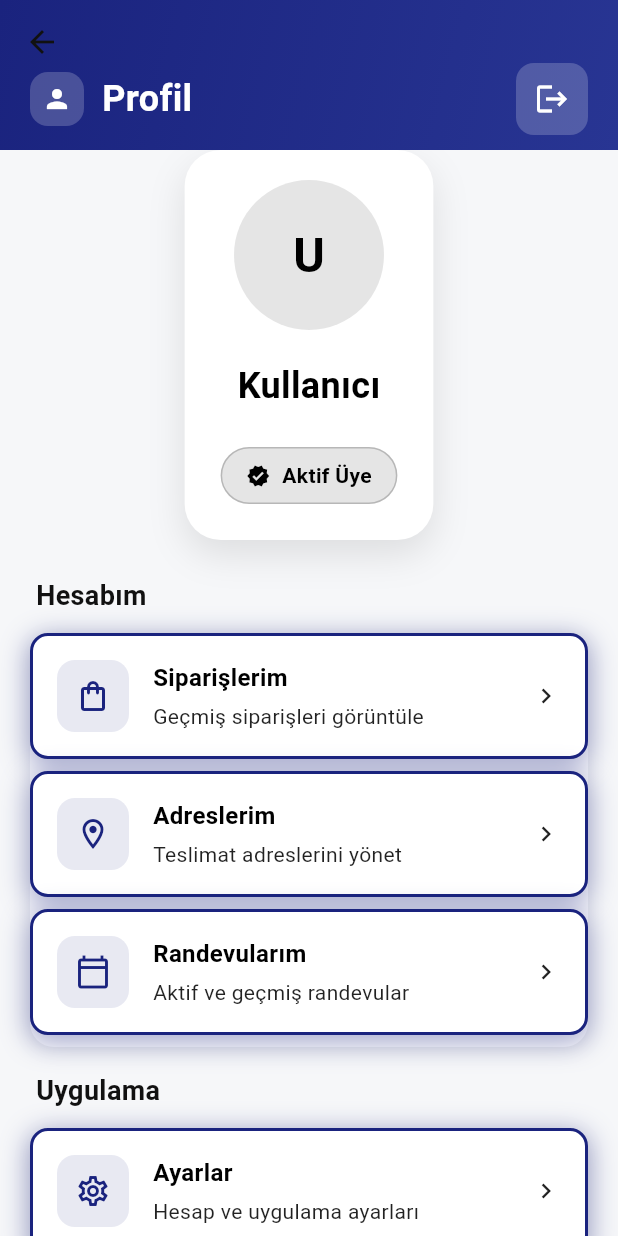
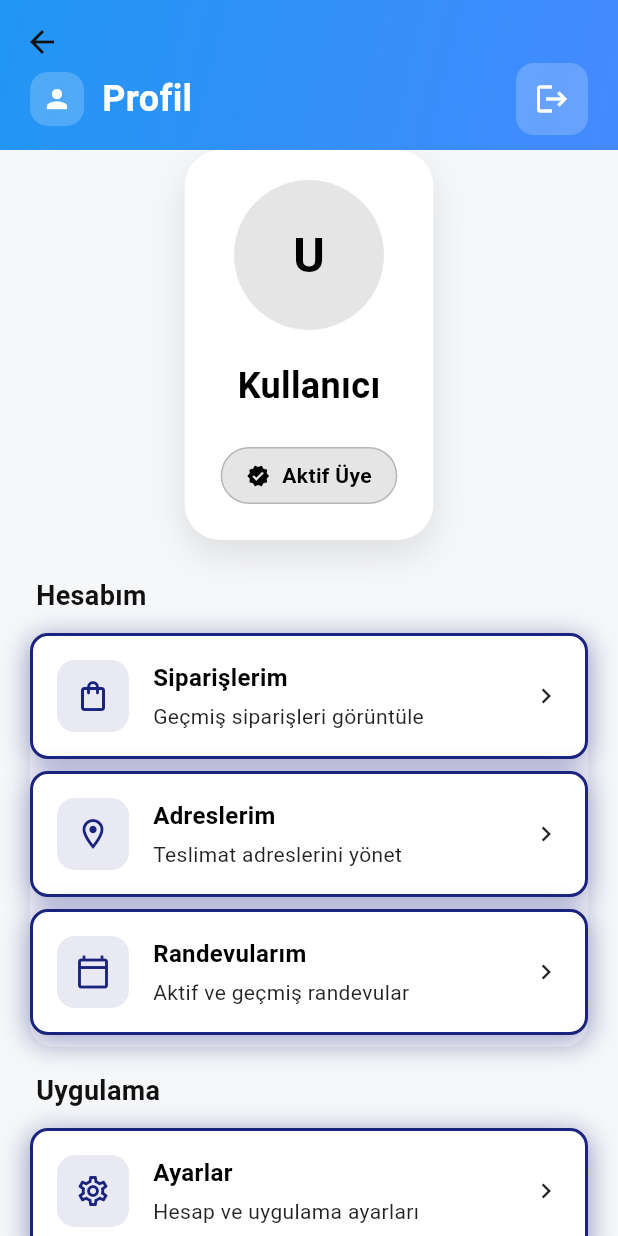
Before and after one commit to sunucuics/ICS-APP-FRONT, a Flutter app: the ProfileTab screen opened directly, on a phone screen of 412 x 824 dp. Run offline on Flutter 3.47's test engine with Material 3 defaults, Android fonts, the phone set to English and light mode, and no system bars; our stand-ins replace cached_network_image, dio, firebase_auth, firebase_core, firebase_messaging, flutter_riverpod and 4 more; accounts and stored records are empty; network calls fail.

Commit message:
appin son hali

```diff
--- a/flutter_app/lib/features/home/presentation/widgets/profile_tab.dart
+++ b/flutter_app/lib/features/home/presentation/widgets/profile_tab.dart
@@ -45,16 +45,16 @@ class ProfileTab extends ConsumerWidget {
                   floating: false,
                   pinned: true,
                   elevation: 0,
-                  backgroundColor: Colors.transparent,
+                  backgroundColor: Colors.blue,
                   flexibleSpace: FlexibleSpaceBar(
                     background: Container(
-                      decoration: BoxDecoration(
+                      decoration: const BoxDecoration(
                         gradient: LinearGradient(
                           begin: Alignment.topLeft,
                           end: Alignment.bottomRight,
                           colors: [
-                            AppTheme.primaryNavy,
-                            AppTheme.secondaryNavy,
+                            Colors.blue,
+                            Colors.blueAccent,
                           ],
                         ),
                       ),
```
Also changed, not shown: flutter_app/lib/features/home/presentation/widgets/cart_tab.dart (+7 -3 lines), flutter_app/lib/features/home/presentation/widgets/catalog_tab.dart (+7 -3 lines), flutter_app/lib/features/home/presentation/widgets/services_tab.dart (+7 -3 lines).
